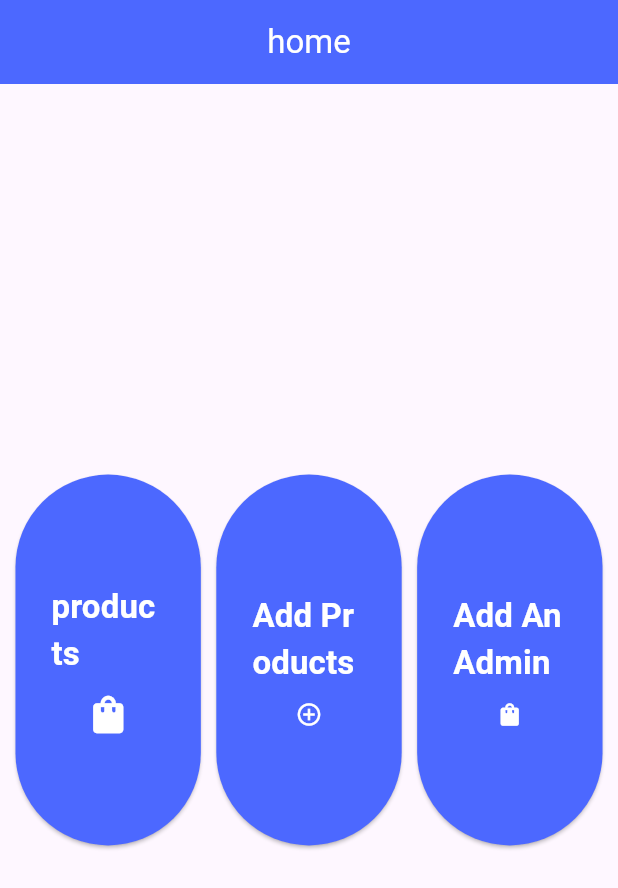
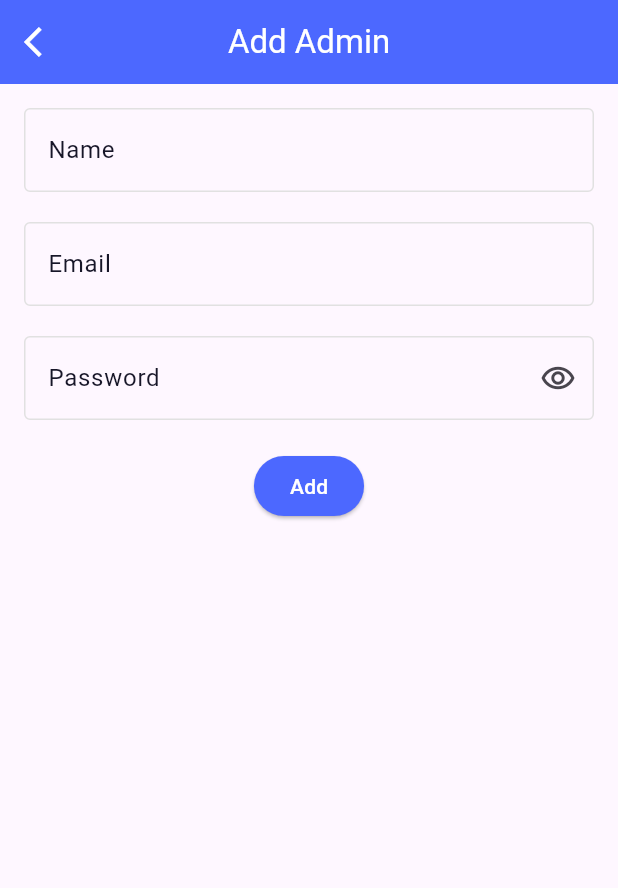
Before and after one commit to blalfayed/ecommerce_supabase_admin, a Flutter app: the screen it shows after launch, after a tap on "Add An Admin", on a phone screen of 412 x 824 dp. Shown: the top 888 px of the screen. Run offline on Flutter 3.47's test engine with Material 3 defaults, Android fonts, the phone set to English and light mode, and no system bars; our stand-ins replace cached_network_image, dio, flutter_bloc.

Commit message:
finish website ui

```diff
--- /dev/null
+++ b/lib/features/add_admin/views/add_admin_view.dart
@@ -0,0 +1,50 @@
+import 'package:ecommerce_supabase_admin/core/components/custom_elevated_button.dart';
+import 'package:ecommerce_supabase_admin/core/components/custom_search_field.dart';
+import 'package:ecommerce_supabase_admin/core/functions/build_custom_app_bar.dart';
+import 'package:flutter/material.dart';
+
+class AddAdminView extends StatefulWidget {
+  const AddAdminView({super.key});
+
+  @override
+  State<AddAdminView> createState() => _AddAdminViewState();
+}
+
+class _AddAdminViewState extends State<AddAdminView> {
+  final TextEditingController _nameController = TextEditingController();
+  final TextEditingController _emailController = TextEditingController();
+  final TextEditingController _passwordController = TextEditingController();
+  @override
+  Widget build(BuildContext context) {
+    return Scaffold(
+      appBar: buildCustomAppBar(context, "Add Admin"),
+      body: Padding(
+        padding: const EdgeInsets.all(16.0),
+        child: Column(
+          children: [
+            CustomField(controller: _nameController, labelText: "Name"),
+            SizedBox(
+              height: 20,
+            ),
+            CustomField(controller: _emailController, labelText: "Email"),
+            SizedBox(
+              height: 20,
+            ),
+            CustomField(
+              controller: _passwordController,
+              labelText: "Password",
+              isPassword: true,
+            ),
+            SizedBox(
+              height: 20,
+            ),
+            CustomElevatedButton(
+              onPressed: () {},
+              child: Text("Add"),
+            ),
+          ],
+        ),
+      ),
+    );
+  }
+}
--- a/lib/features/home/view/home_view.dart
+++ b/lib/features/home/view/home_view.dart
@@ -1,6 +1,7 @@
 import 'package:ecommerce_supabase_admin/core/components/custom_elevated_button.dart';
 import 'package:ecommerce_supabase_admin/core/functions/build_custom_app_bar.dart';
 import 'package:ecommerce_supabase_admin/core/functions/navigate_to.dart';
+import 'package:ecommerce_supabase_admin/features/add_admin/views/add_admin_view.dart';
 import 'package:ecommerce_supabase_admin/features/add_product/views/add_product.dart';
 import 'package:ecommerce_supabase_admin/features/products/view/products_view.dart';
 import 'package:flutter/material.dart';
@@ -58,7 +59,7 @@ class HomeView extends StatelessWidget {
             CustomElevatedButton(
               width: MediaQuery.of(context).size.width * .3,
               height: MediaQuery.of(context).size.height * .3,
-              onPressed: () {},
+              onPressed: () => navigateTo(context, AddAdminView()),
               child: const Column(
                 mainAxisAlignment: MainAxisAlignment.center,
                 children: [
@@ -69,7 +70,7 @@ class HomeView extends StatelessWidget {
                   SizedBox(
                     height: 10,
                   ),
-                  Icon(Icons.shopping_bag)
+                  Icon(Icons.person_add)
                 ],
               ),
             ),
```
